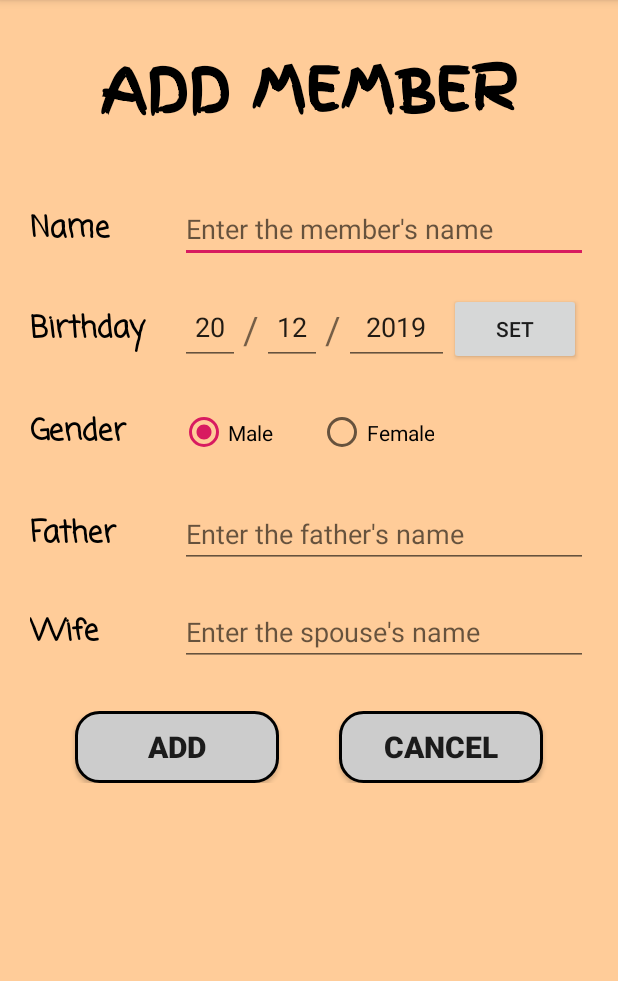
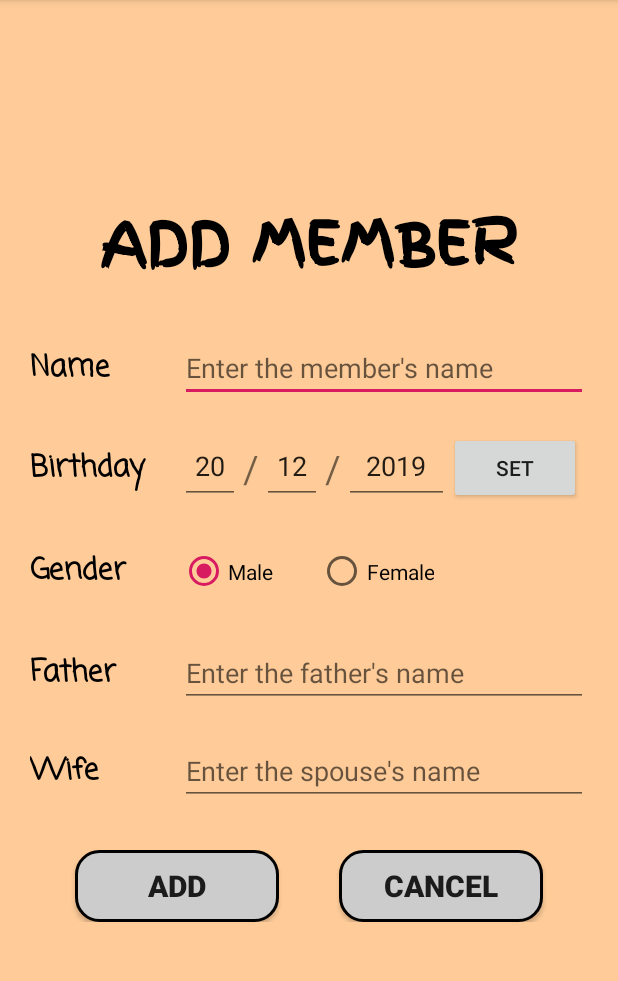
Before and after one commit to nguyenvietngocquang/Family-Tree, an Android app: the screen it shows after launch (AddMemberActivity), after a tap on "Add Member", on a phone screen of 412 x 824 dp, the part 84-1065 px from its top. Run offline under Robolectric (Android 15) with nearby library versions, the phone set to English and light mode, and no system bars; libraries missing offline, so code that uses them is left out: de.blox.graphview.

Commit message:
Update Add & Edit function

```diff
--- a/app/src/main/java/com/example/familytree/add_member/AddMemberActivity.java
+++ b/app/src/main/java/com/example/familytree/add_member/AddMemberActivity.java
@@ -143,6 +143,10 @@ public class AddMemberActivity extends AppCompatActivity {
                     Toast.makeText(AddMemberActivity.this, "You need to input birthday!", Toast.LENGTH_LONG).show();
                 } else if (!father_name.equals("") && father_name.equals(spouse_name)) {
                     Toast.makeText(AddMemberActivity.this, "Father's name can't be the same as spouse's name!", Toast.LENGTH_LONG).show();
+                } else if (!father_name.equals("") && !Function.contains(father_name, list)) {
+                    Toast.makeText(AddMemberActivity.this, "Father doesn't exist!", Toast.LENGTH_LONG).show();
+                } else if (!spouse_name.equals("") && !Function.contains(spouse_name, list)) {
+                    Toast.makeText(AddMemberActivity.this, "Spouse doesn't exist!", Toast.LENGTH_LONG).show();
                 } else {
                     father = Function.findMember(father_name, list);
                     spouse = Function.findMember(spouse_name, list);
@@ -188,6 +192,5 @@ public class AddMemberActivity extends AppCompatActivity {
                 finish();
             }
         });
-
     }
 }
--- a/app/src/main/java/com/example/familytree/list_member/EditMemberActivity.java
+++ b/app/src/main/java/com/example/familytree/list_member/EditMemberActivity.java
@@ -167,8 +167,12 @@ public class EditMemberActivity extends AppCompatActivity {
                     Toast.makeText(EditMemberActivity.this, "Father's name can't be the same as member's name!", Toast.LENGTH_LONG).show();
                 } else if (!father_name.equals("") && father_name.equals(spouse_name)) {
                     Toast.makeText(EditMemberActivity.this, "Father's name can't be the same as spouse's name!", Toast.LENGTH_LONG).show();
+                } else if (!father_name.equals("") && !Function.contains(father_name, list)) {
+                    Toast.makeText(EditMemberActivity.this, "Father doesn't exist!", Toast.LENGTH_LONG).show();
                 } else if (!spouse_name.equals("") && spouse_name.equals(name)) {
                     Toast.makeText(EditMemberActivity.this, "Spouse's name can't be the same as member's name!", Toast.LENGTH_LONG).show();
+                } else if (!spouse_name.equals("") && !Function.contains(spouse_name, list)) {
+                    Toast.makeText(EditMemberActivity.this, "Spouse doesn't exist!", Toast.LENGTH_LONG).show();
                 } else {
                     father = Function.findMember(father_name, list);
                     spouse = Function.findMember(spouse_name, list);
--- a/app/src/main/res/layout/activity_add_member.xml
+++ b/app/src/main/res/layout/activity_add_member.xml
@@ -5,16 +5,15 @@
     android:layout_height="match_parent"
     android:background="#FFCC99"
     android:backgroundTintMode="screen"
+    android:gravity="center"
     tools:context=".add_member.AddMemberActivity">
 
     <TextView
         android:id="@+id/tv_add_member"
         android:layout_width="wrap_content"
         android:layout_height="70dp"
-        android:layout_alignParentTop="true"
         android:layout_centerHorizontal="true"
-        android:layout_marginTop="30dp"
-        android:layout_marginBottom="20dp"
+        android:layout_marginBottom="10dp"
         android:fontFamily="@font/finger_paint"
         android:text="ADD MEMBER"
         android:textColor="#000000"
--- a/app/src/main/res/layout/activity_choose_member.xml
+++ b/app/src/main/res/layout/activity_choose_member.xml
@@ -5,6 +5,7 @@
     android:layout_height="match_parent"
     android:background="#FFCC99"
     android:backgroundTintMode="screen"
+    android:gravity="center"
     tools:context=".view_tree.ChooseMemberActivity">
 
     <TextView
@@ -12,8 +13,6 @@
         android:layout_width="wrap_content"
         android:layout_height="wrap_content"
         android:layout_centerHorizontal="true"
-        android:layout_marginTop="150dp"
-        android:layout_marginBottom="30dp"
         android:gravity="center"
         android:text="Choose a member to view\nfamily tree of this member:"
         android:textColor="#000000"
@@ -25,6 +24,8 @@
         android:layout_height="wrap_content"
         android:layout_below="@+id/tv_choose"
         android:layout_marginHorizontal="30dp"
+        android:layout_marginTop="20dp"
+        android:layout_marginBottom="30dp"
         android:completionThreshold="1"
         android:hint="Enter the member's name" />
 
@@ -32,7 +33,6 @@
         android:layout_width="match_parent"
         android:layout_height="wrap_content"
         android:layout_below="@+id/et_choose"
-        android:layout_marginVertical="50dp"
         android:orientation="horizontal">
 
         <Button
--- a/app/src/main/res/layout/activity_edit_member.xml
+++ b/app/src/main/res/layout/activity_edit_member.xml
@@ -5,16 +5,15 @@
     android:layout_height="match_parent"
     android:background="#FFCC99"
     android:backgroundTintMode="screen"
+    android:gravity="center"
     tools:context=".list_member.EditMemberActivity">
 
     <TextView
         android:id="@+id/tv_edit_member"
         android:layout_width="wrap_content"
         android:layout_height="70dp"
-        android:layout_alignParentTop="true"
         android:layout_centerHorizontal="true"
-        android:layout_marginTop="30dp"
-        android:layout_marginBottom="20dp"
+        android:layout_marginBottom="10dp"
         android:fontFamily="@font/finger_paint"
         android:text="EDIT MEMBER"
         android:textColor="#000000"
```
